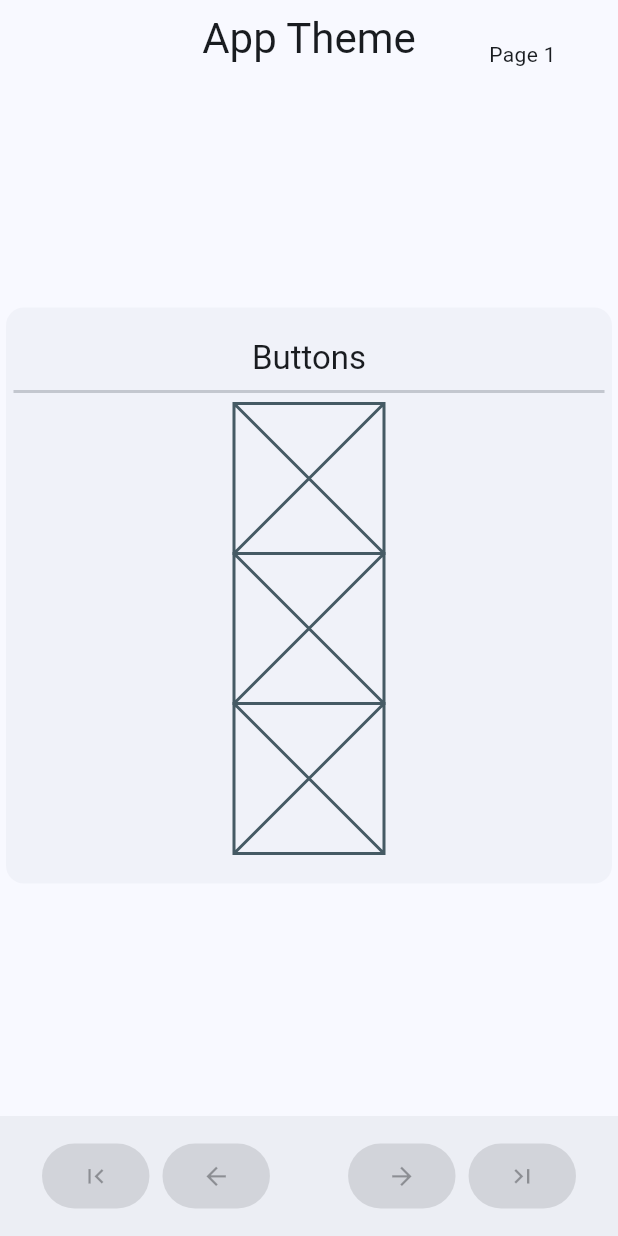
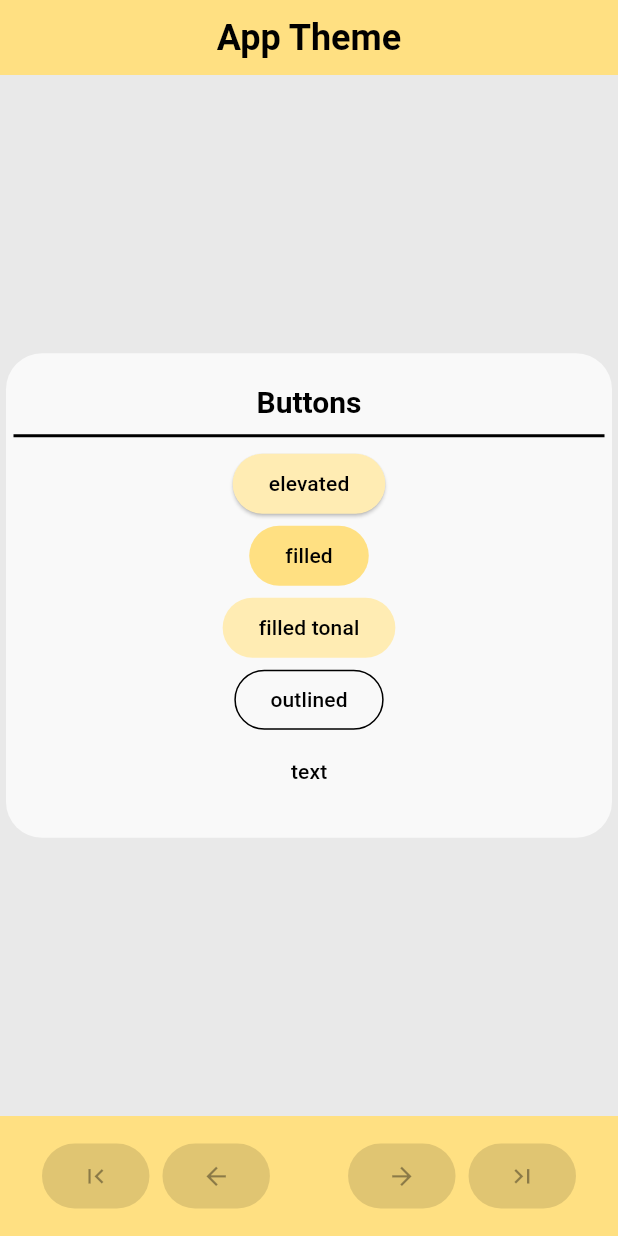
Before and after one commit to JeFrDeSa/playground, a Flutter app: the screen it shows after launch, on a phone screen of 412 x 824 dp. Run offline on Flutter 3.47's test engine with Material 3 defaults, Android fonts, the light colour scheme and no system bars; our stand-ins replace dartx; Roboto replaces fonts that are missing (LocalAssetFont).

Commit message:
Update theme data to use material 3

```diff
--- a/app/lib/widgets/home_page.dart
+++ b/app/lib/widgets/home_page.dart
@@ -40,7 +40,7 @@ class _HomePageState extends State<HomePage> {
       child: Scaffold(
         appBar: HomePageAppBar(
           pageTitle: widget.subPageTitle,
-          pageNumber: _currentPage + 1,
+          pageNumber: widget.pages.length > 1 ? _currentPage + 1 : null,
         ),
         body: widget.pages[_currentPage],
         // TODO(Refactor): The HomePage should not define the navigator for all pages.
--- a/app_theme/lib/app_theme_home_page.dart
+++ b/app_theme/lib/app_theme_home_page.dart
@@ -11,19 +11,21 @@ class _AppThemeHomePageKeys {
 class AppThemeHomePage extends StatelessWidget {
   static const keys = _AppThemeHomePageKeys._();
 
-  const AppThemeHomePage({super.key});
+  AppThemeHomePage({super.key});
 
-  final pages = const [
+  final pages = [
     Center(
       child: ThemeGroup(
         title: "Buttons",
         children: [
-          SizedBox(height: 100, width: 100, child: Placeholder()),
-          SizedBox(height: 100, width: 100, child: Placeholder()),
-          SizedBox(height: 100, width: 100, child: Placeholder()),
+          ElevatedButton(onPressed: () {}, child: const Text("elevated")),
+          FilledButton(onPressed: () {}, child: const Text("filled")),
+          FilledButton.tonal(onPressed: () {}, child: const Text("filled tonal")),
+          OutlinedButton(onPressed: () {}, child: const Text("outlined")),
+          TextButton(onPressed: () {}, child: const Text("text")),
         ],
       ),
-    )
+    ),
   ];
 
   @override
--- a/app_theme/lib/main.dart
+++ b/app_theme/lib/main.dart
@@ -1,4 +1,5 @@
 import 'package:app_theme/app_theme_home_page.dart';
+import 'package:app_theme/theme_data.dart';
 import 'package:flutter/material.dart';
 
 void main() {
@@ -13,18 +14,12 @@ class AppThemeContainer extends StatelessWidget {
     return MaterialApp(
       title: 'Flutter App Theme',
       themeMode: ThemeMode.system,
-      theme: ThemeData(
-        useMaterial3: true,
-        colorSchemeSeed: Colors.blue,
-        brightness: Brightness.light,
+      theme: lightTheme,
+      darkTheme: darkTheme,
+      debugShowCheckedModeBanner: false,
+      home: SafeArea(
+        child: AppThemeHomePage(key: AppThemeHomePage.keys.pageKey),
       ),
-      darkTheme: ThemeData(
-        useMaterial3: true,
-        colorSchemeSeed: Colors.blueGrey,
-        brightness: Brightness.dark,
-      ),
-      debugShowCheckedModeBanner: false,
-      home: AppThemeHomePage(key: AppThemeHomePage.keys.pageKey),
     );
   }
 }
--- a/app_theme/lib/theme_data.dart
+++ b/app_theme/lib/theme_data.dart
@@ -46,6 +46,7 @@ const _onErrorColorLight = Color.fromARGB(0xff, 0x00, 0x00, 0x00);
 // endregion
 
 final darkTheme = ThemeData(
+  useMaterial3: true,
   scaffoldBackgroundColor: _backgroundColorDark,
   disabledColor: _disabledColorDark,
   fontFamily: 'LocalAssetFont',
@@ -57,7 +58,7 @@ final darkTheme = ThemeData(
     onSecondary: _onSecondaryColorDark,
     tertiary: _tertiaryColorDark,
     onTertiary: _onTertiaryColorDark,
-    background: _onBackgroundColorDark,
+    background: _backgroundColorDark,
     onBackground: _onBackgroundColorDark,
     surface: _surfaceColorDark,
     onSurface: _onSurfaceColorDark,
@@ -65,7 +66,9 @@ final darkTheme = ThemeData(
     onError: _onErrorColorDark,
   ),
   appBarTheme: _appBarTheme(appBarColor: _primaryColorDark),
-  bottomAppBarTheme: _bottomAppBarTheme(bottomAppBarColor: _primaryColorDark),
+  bottomAppBarTheme: _bottomAppBarTheme(
+    bottomAppBarColor: _primaryColorDark,
+  ),
   textTheme: _textTheme(textColor: _onPrimaryColorDark),
   iconTheme: _iconTheme(iconColor: _onPrimaryColorDark),
   cardTheme: _cardTheme(cardColor: _cardColorDark),
@@ -73,9 +76,16 @@ final darkTheme = ThemeData(
     buttonColor: _secondaryColorDark,
     foregroundColor: _onSecondaryColorDark,
   ),
+  outlinedButtonTheme: _outlinedButtonTheme(
+    foregroundColor: _onSecondaryColorDark,
+  ),
+  textButtonTheme: _textButtonTheme(
+    foregroundColor: _onSecondaryColorDark,
+  ),
 );
 
 final lightTheme = ThemeData(
+  useMaterial3: true,
   scaffoldBackgroundColor: _backgroundColorLight,
   disabledColor: _disabledColorLight,
   fontFamily: 'LocalAssetFont',
@@ -87,7 +97,7 @@ final lightTheme = ThemeData(
     tertiary: _tertiaryColorLight,
     onTertiary: _onTertiaryColorLight,
     onSecondary: _onSecondaryColorLight,
-    background: _onBackgroundColorLight,
+    background: _backgroundColorLight,
     onBackground: _onBackgroundColorLight,
     surface: _surfaceColorLight,
     onSurface: _onSurfaceColorLight,
@@ -95,12 +105,20 @@ final lightTheme = ThemeData(
     onError: _onErrorColorLight,
   ),
   appBarTheme: _appBarTheme(appBarColor: _primaryColorLight),
-  bottomAppBarTheme: _bottomAppBarTheme(bottomAppBarColor: _primaryColorLight),
+  bottomAppBarTheme: _bottomAppBarTheme(
+    bottomAppBarColor: _primaryColorLight,
+  ),
   textTheme: _textTheme(textColor: _onPrimaryColorLight),
   iconTheme: _iconTheme(iconColor: _onPrimaryColorLight),
   cardTheme: _cardTheme(cardColor: _cardColorLight),
   elevatedButtonTheme: _elevatedButtonTheme(
     buttonColor: _secondaryColorLight,
+    foregroundColor: _onSecondaryColorLight,
+  ),
+  outlinedButtonTheme: _outlinedButtonTheme(
+    foregroundColor: _onSecondaryColorLight,
+  ),
+  textButtonTheme: _textButtonTheme(
     foregroundColor: _onSecondaryColorLight,
   ),
 );
@@ -109,12 +127,13 @@ final lightTheme = ThemeData(
 
 AppBarTheme _appBarTheme({required Color appBarColor}) {
   return AppBarTheme(
-      color: appBarColor,
-      elevation: ui_properties.widgetElevationSmall,
-      systemOverlayStyle: SystemUiOverlayStyle(
-        statusBarColor: appBarColor,
-        systemNavigationBarColor: appBarColor,
-      ));
+    backgroundColor: appBarColor,
+    elevation: ui_properties.widgetElevationSmall,
+    systemOverlayStyle: SystemUiOverlayStyle(
+      statusBarColor: appBarColor,
+      systemNavigationBarColor: appBarColor,
+    ),
+  );
 }
 
 BottomAppBarTheme _bottomAppBarTheme({required Color bottomAppBarColor}) {
@@ -190,6 +209,29 @@ ElevatedButtonThemeData _elevatedButtonTheme({
   );
 }
 
+OutlinedButtonThemeData _outlinedButtonTheme({
+  required Color foregroundColor,
+}) {
+  return OutlinedButtonThemeData(
+    style: OutlinedButton.styleFrom(
+      foregroundColor: foregroundColor,
+      backgroundColor: Colors.transparent,
+      shape: _defaultRoundedBoarders,
+    ),
+  );
+}
+
+TextButtonThemeData _textButtonTheme({
+  required Color foregroundColor,
+}) {
+  return TextButtonThemeData(
+    style: TextButton.styleFrom(
+      foregroundColor: foregroundColor,
+      shape: _defaultRoundedBoarders,
+    ),
+  );
+}
+
 RoundedRectangleBorder _defaultRoundedBoarders = const RoundedRectangleBorder(
   borderRadius: BorderRadius.all(ui_properties.widgetBoarderRadius),
 );
--- a/app_theme/lib/widget/theme_group.dart
+++ b/app_theme/lib/widget/theme_group.dart
@@ -1,5 +1,7 @@
 import 'package:flutter/material.dart';
 
+/// Creates a widget that visually groups the given [children] in a column below
+/// the provided [title].
 class ThemeGroup extends StatelessWidget {
   final String title;
   final List<Widget> children;
@@ -15,14 +17,18 @@ class ThemeGroup extends StatelessWidget {
     return FocusTraversalGroup(
       child: Card(
         elevation: 0.0,
-        color: Theme.of(context).colorScheme.surfaceVariant.withOpacity(0.3),
         child: Padding(
           padding: const EdgeInsets.symmetric(vertical: 20.0),
           child: Column(
             mainAxisSize: MainAxisSize.min,
             children: [
-              Text(title, style: Theme.of(context).textTheme.titleLarge),
-              const Divider(thickness: 2.0, indent: 5.0, endIndent: 5.0),
+              Text(title, style: Theme.of(context).textTheme.headlineSmall),
+              Divider(
+                thickness: 2.0,
+                indent: 5.0,
+                endIndent: 5.0,
+                color: Theme.of(context).colorScheme.onPrimaryContainer,
+              ),
               ...children,
             ],
           ),
```
